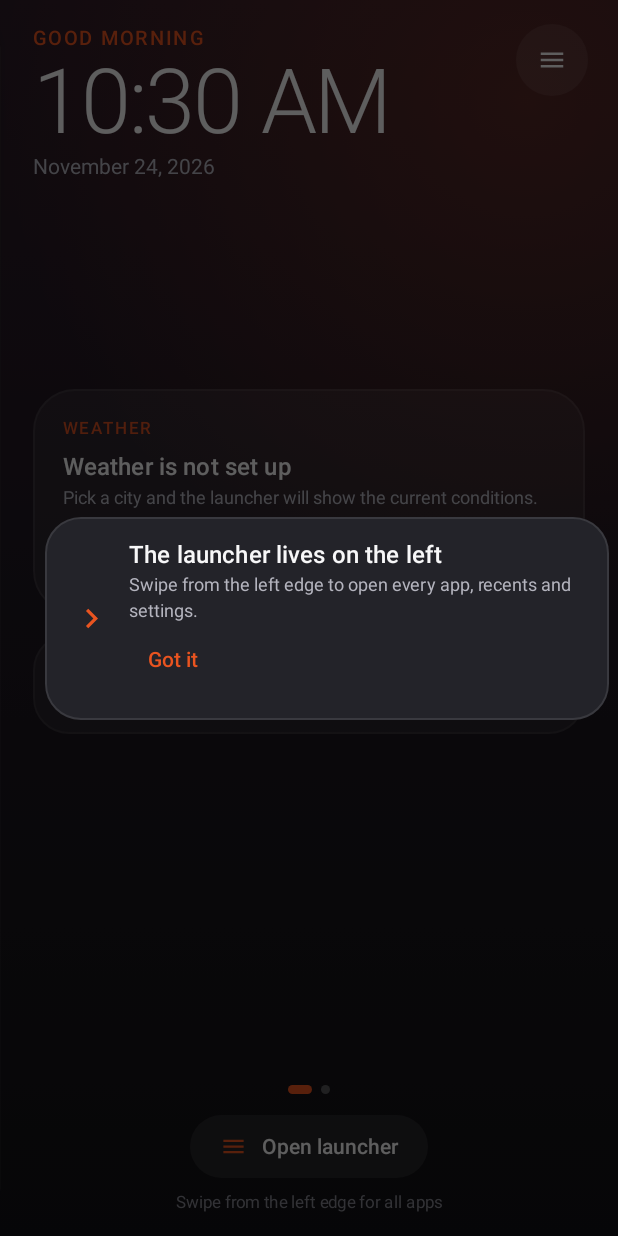
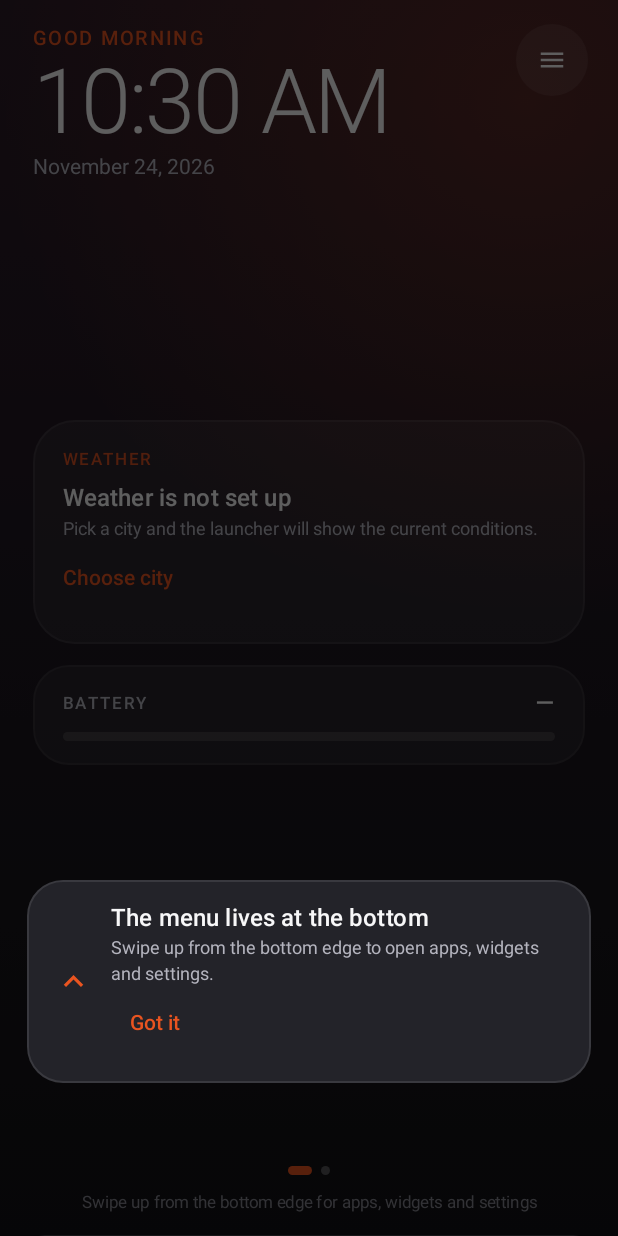
Before and after one commit to vetos26/Launcher, an Android app built with Jetpack Compose: the screen it shows after launch (MainActivity), on a phone screen of 412 x 824 dp. Run offline under Robolectric (Android 15) with nearby library versions, the phone set to English and light mode, and no system bars.

Commit message:
Bottom menu instead of the side drawer (1.7)
- the drawer is now a bottom sheet: rounded top corners, drag handle,
  open with a swipe up from the bottom edge, close with a swipe down,
  the scrim, the back button or the chevron
- the tab bar keeps three items: apps, widgets, settings
- the "open launcher" pill is gone from the home screen; the top-right
  menu button and the swipe remain
- the coach mark and the home hint now point at the bottom edge
- version 1.7 (versionCode 9)

Co-authored-by: arena-agent <297053741+arena-agent@users.noreply.github.com>

```diff
--- a/app/build.gradle.kts
+++ b/app/build.gradle.kts
@@ -30,8 +30,8 @@ android {
         applicationId = "dev.utouch.launcher"
         minSdk = 26
         targetSdk = 35
-        versionCode = 8
-        versionName = "1.6"
+        versionCode = 9
+        versionName = "1.7"
         resourceConfigurations += listOf("en", "ru")
     }
 
--- a/app/src/main/java/dev/utouch/launcher/ui/DrawerPane.kt
+++ b/app/src/main/java/dev/utouch/launcher/ui/DrawerPane.kt
@@ -11,6 +11,7 @@ import androidx.compose.foundation.LocalIndication
 import androidx.compose.foundation.background
 import androidx.compose.foundation.border
 import androidx.compose.foundation.clickable
+import androidx.compose.foundation.gestures.detectVerticalDragGestures
 import androidx.compose.foundation.combinedClickable
 import androidx.compose.foundation.interaction.MutableInteractionSource
 import androidx.compose.foundation.layout.Arrangement
@@ -38,7 +39,7 @@ import androidx.compose.foundation.shape.RoundedCornerShape
 import androidx.compose.foundation.text.BasicTextField
 import androidx.compose.material.icons.Icons
 import androidx.compose.material.icons.filled.Close
-import androidx.compose.material.icons.filled.KeyboardArrowLeft
+import androidx.compose.material.icons.filled.KeyboardArrowDown
 import androidx.compose.material.icons.filled.List
 import androidx.compose.material.icons.filled.Refresh
 import androidx.compose.material.icons.filled.Search
@@ -61,6 +62,7 @@ import androidx.compose.ui.geometry.Size
 import androidx.compose.ui.graphics.Color
 import androidx.compose.ui.graphics.SolidColor
 import androidx.compose.ui.graphics.vector.ImageVector
+import androidx.compose.ui.input.pointer.pointerInput
 import androidx.compose.ui.res.stringResource
 import androidx.compose.ui.text.TextStyle
 import androidx.compose.ui.text.style.TextAlign
@@ -118,6 +120,8 @@ fun LauncherDrawer(
     onSetWidgetWidth: (Int, Int) -> Unit,
     onNotificationsEnabledChange: (Boolean) -> Unit,
     onOpenNotificationAccess: () -> Unit,
+    onDragDown: (Float) -> Unit = {},
+    onDragEnd: () -> Unit = {},
     modifier: Modifier = Modifier,
 ) {
     val contactsLauncher = rememberLauncherForActivityResult(
@@ -133,7 +137,7 @@ fun LauncherDrawer(
 
     Surface(
         modifier = modifier,
-        shape = RoundedCornerShape(topEnd = 32.dp, bottomEnd = 32.dp),
+        shape = RoundedCornerShape(topStart = 30.dp, topEnd = 30.dp),
         color = Color(0xFF1A1A1F),
         border = BorderStroke(1.dp, Color.White.copy(alpha = 0.06f)),
         shadowElevation = 28.dp,
@@ -144,7 +148,29 @@ fun LauncherDrawer(
                 .windowInsetsPadding(WindowInsets.systemBars)
                 .padding(horizontal = 14.dp),
         ) {
-            Spacer(Modifier.height(10.dp))
+            Box(
+                modifier = Modifier
+                    .fillMaxWidth()
+                    .height(22.dp)
+                    .pointerInput(Unit) {
+                        detectVerticalDragGestures(
+                            onVerticalDrag = { change, dragAmount ->
+                                change.consume()
+                                onDragDown(dragAmount)
+                            },
+                            onDragEnd = { onDragEnd() },
+                            onDragCancel = { onDragEnd() },
+                        )
+                    },
+                contentAlignment = Alignment.Center,
+            ) {
+                Box(
+                    modifier = Modifier
+                        .size(width = 38.dp, height = 4.dp)
+                        .clip(CircleShape)
+                        .background(Color.White.copy(alpha = 0.22f)),
+                )
+            }
 
             Row(verticalAlignment = Alignment.CenterVertically) {
                 SearchField(
@@ -162,7 +188,7 @@ fun LauncherDrawer(
                     contentAlignment = Alignment.Center,
                 ) {
                     Icon(
-                        imageVector = Icons.Default.KeyboardArrowLeft,
+                        imageVector = Icons.Default.KeyboardArrowDown,
                         contentDescription = stringResource(R.string.close_launcher),
                         tint = TextPrimary,
                         modifier = Modifier.size(22.dp),
@@ -554,13 +580,6 @@ private fun DrawerDash(selected: DrawerTab, onSelect: (DrawerTab) -> Unit) {
         )
         DashItem(
             modifier = Modifier.weight(1f),
-            icon = Icons.Default.Refresh,
-            labelRes = R.string.tab_recents,
-            selected = selected == DrawerTab.RECENTS,
-            onClick = { onSelect(DrawerTab.RECENTS) },
-        )
-        DashItem(
-            modifier = Modifier.weight(1f),
             labelRes = R.string.tab_widgets,
             selected = selected == DrawerTab.WIDGETS,
             onClick = { onSelect(DrawerTab.WIDGETS) },
--- a/app/src/main/java/dev/utouch/launcher/ui/HomePane.kt
+++ b/app/src/main/java/dev/utouch/launcher/ui/HomePane.kt
@@ -34,7 +34,7 @@ import androidx.compose.foundation.pager.rememberPagerState
 import androidx.compose.foundation.shape.CircleShape
 import androidx.compose.foundation.shape.RoundedCornerShape
 import androidx.compose.material.icons.Icons
-import androidx.compose.material.icons.filled.KeyboardArrowRight
+import androidx.compose.material.icons.filled.KeyboardArrowUp
 import androidx.compose.material.icons.filled.Menu
 import androidx.compose.material.icons.filled.PlayArrow
 import androidx.compose.material3.CircularProgressIndicator
@@ -804,31 +804,7 @@ private fun HomeFooter(pagerState: PagerState, onOpenLauncher: () -> Unit) {
     ) {
         PageDots(pagerState)
 
-        Spacer(Modifier.height(14.dp))
-
-        Row(
-            modifier = Modifier
-                .clip(RoundedCornerShape(26.dp))
-                .clickable(onClick = onOpenLauncher)
-                .background(Color.White.copy(alpha = 0.08f))
-                .padding(PaddingValues(horizontal = 20.dp, vertical = 12.dp)),
-            verticalAlignment = Alignment.CenterVertically,
-        ) {
-            Icon(
-                imageVector = Icons.Default.Menu,
-                contentDescription = null,
-                tint = UbuntuOrange,
-                modifier = Modifier.size(18.dp),
-            )
-            Spacer(Modifier.width(10.dp))
-            Text(
-                text = stringResource(R.string.open_launcher),
-                style = MaterialTheme.typography.titleSmall,
-                color = TextPrimary,
-            )
-        }
-
-        Spacer(Modifier.height(10.dp))
+        Spacer(Modifier.height(12.dp))
 
         Text(
             text = stringResource(R.string.home_hint),
@@ -865,9 +841,9 @@ private fun CoachOverlay(onDismiss: () -> Unit) {
     ) {
         Surface(
             modifier = Modifier
-                .align(Alignment.CenterStart)
-                .padding(horizontal = 18.dp)
-                .offset(x = (shift * 12).dp),
+                .align(Alignment.BottomCenter)
+                .padding(horizontal = 18.dp, vertical = 90.dp)
+                .offset(y = (-shift * 12).dp),
             shape = RoundedCornerShape(24.dp),
             color = Color(0xFF232329),
             border = BorderStroke(1.dp, Color.White.copy(alpha = 0.10f)),
@@ -877,7 +853,7 @@ private fun CoachOverlay(onDismiss: () -> Unit) {
                 verticalAlignment = Alignment.CenterVertically,
             ) {
                 Icon(
-                    imageVector = Icons.Default.KeyboardArrowRight,
+                    imageVector = Icons.Default.KeyboardArrowUp,
                     contentDescription = null,
                     tint = UbuntuOrange,
                     modifier = Modifier.size(26.dp),
--- a/app/src/main/java/dev/utouch/launcher/ui/LauncherScreen.kt
+++ b/app/src/main/java/dev/utouch/launcher/ui/LauncherScreen.kt
@@ -6,16 +6,15 @@ import androidx.compose.animation.core.Animatable
 import androidx.compose.animation.core.FastOutSlowInEasing
 import androidx.compose.animation.core.tween
 import androidx.compose.foundation.background
-import androidx.compose.foundation.gestures.detectHorizontalDragGestures
+import androidx.compose.foundation.gestures.detectVerticalDragGestures
 import androidx.compose.foundation.gestures.detectTapGestures
 import androidx.compose.foundation.layout.Box
 import androidx.compose.foundation.layout.BoxWithConstraints
-import androidx.compose.foundation.layout.fillMaxHeight
 import androidx.compose.foundation.layout.fillMaxSize
 import androidx.compose.foundation.layout.fillMaxWidth
 import androidx.compose.foundation.layout.padding
 import androidx.compose.foundation.layout.size
-import androidx.compose.foundation.layout.width
+import androidx.compose.foundation.layout.height
 import androidx.compose.foundation.shape.CircleShape
 import androidx.compose.foundation.shape.RoundedCornerShape
 import androidx.compose.material3.ExperimentalMaterial3Api
@@ -54,7 +53,7 @@ import dev.utouch.launcher.ui.theme.TextPrimary
 import kotlinx.coroutines.launch
 
 /**
- * Root of the launcher: the home pane, the left edge swipe and the Unity 8 style drawer.
+ * Root of the launcher: the home pane and the bottom menu sheet that replaced the old side drawer.
  */
 @OptIn(ExperimentalMaterial3Api::class)
 @Composable
@@ -120,8 +119,8 @@ fun LauncherScreen(viewModel: LauncherViewModel = viewModel()) {
             .fillMaxSize()
             .background(MaterialTheme.colorScheme.background),
     ) {
-        val paneWidth = minOf(maxWidth * 0.88f, 430.dp)
-        val paneWidthPx = with(LocalDensity.current) { paneWidth.toPx() }
+        val sheetHeight = maxHeight * 0.82f
+        val sheetHeightPx = with(LocalDensity.current) { sheetHeight.toPx() }
 
         HomePane(
             state = state,
@@ -156,10 +155,9 @@ fun LauncherScreen(viewModel: LauncherViewModel = viewModel()) {
                 .fillMaxSize()
                 .graphicsLayer {
                     val open = drawerProgress.value
-                    val scale = 1f - 0.07f * open
+                    val scale = 1f - 0.06f * open
                     scaleX = scale
                     scaleY = scale
-                    translationX = paneWidthPx * 0.4f * open
                     alpha = 1f - 0.35f * open
                 },
         )
@@ -176,19 +174,19 @@ fun LauncherScreen(viewModel: LauncherViewModel = viewModel()) {
             )
         }
 
-        // Left edge: drag to reveal the drawer, exactly like the Ubuntu Touch edge swipe.
+        // Bottom edge: drag up to reveal the menu, the same gesture a phone user expects.
         Box(
             modifier = Modifier
-                .align(Alignment.CenterStart)
-                .fillMaxHeight()
-                .width(26.dp)
-                .pointerInput(paneWidthPx) {
-                    detectHorizontalDragGestures(
-                        onHorizontalDrag = { change, dragAmount ->
+                .align(Alignment.BottomCenter)
+                .fillMaxWidth()
+                .height(28.dp)
+                .pointerInput(sheetHeightPx) {
+                    detectVerticalDragGestures(
+                        onVerticalDrag = { change, dragAmount ->
                             change.consume()
                             scope.launch {
                                 drawerProgress.snapTo(
-                                    (drawerProgress.value + dragAmount / paneWidthPx)
+                                    (drawerProgress.value - dragAmount / sheetHeightPx)
                                         .coerceIn(0f, 1f),
                                 )
                             }
@@ -234,12 +232,20 @@ fun LauncherScreen(viewModel: LauncherViewModel = viewModel()) {
             onSetWidgetWidth = viewModel::setWidgetWidth,
             onNotificationsEnabledChange = viewModel::setNotificationsEnabled,
             onOpenNotificationAccess = viewModel::openNotificationAccessSettings,
+            onDragDown = { dy ->
+                scope.launch {
+                    drawerProgress.snapTo(
+                        (drawerProgress.value - dy / sheetHeightPx).coerceIn(0f, 1f),
+                    )
+                }
+            },
+            onDragEnd = { settleDrawer() },
             modifier = Modifier
-                .align(Alignment.CenterStart)
-                .fillMaxHeight()
-                .width(paneWidth)
+                .align(Alignment.BottomCenter)
+                .fillMaxWidth()
+                .height(sheetHeight)
                 .graphicsLayer {
-                    translationX = -paneWidthPx * (1f - drawerProgress.value)
+                    translationY = sheetHeightPx * (1f - drawerProgress.value)
                 },
         )
     }
--- a/app/src/main/res/values/strings.xml
+++ b/app/src/main/res/values/strings.xml
@@ -10,7 +10,7 @@
     <string name="pinned_title">Pinned</string>
     <string name="suggested_title">Your apps</string>
     <string name="suggested_subtitle">Long-press an app to pin it here</string>
-    <string name="home_hint">Swipe from the left edge for all apps</string>
+    <string name="home_hint">Swipe up from the bottom edge for apps, widgets and settings</string>
     <string name="open_launcher">Open launcher</string>
     <string name="home_empty">No apps found yet</string>
     <string name="home_empty_body">Apps will appear here as soon as the launcher has read them.</string>
@@ -76,8 +76,8 @@
     <string name="settings_weather">Weather</string>
     <string name="battery_title">Battery</string>
     <string name="battery_charging">Charging</string>
-    <string name="coach_title">The launcher lives on the left</string>
-    <string name="coach_body">Swipe from the left edge to open every app, recents and settings.</string>
+    <string name="coach_title">The menu lives at the bottom</string>
+    <string name="coach_body">Swipe up from the bottom edge to open apps, widgets and settings.</string>
     <string name="coach_got_it">Got it</string>
     <string name="weather_clear">Clear</string>
     <string name="weather_partly_cloudy">Partly cloudy</string>
```
Also changed, not shown: 2 other files.
